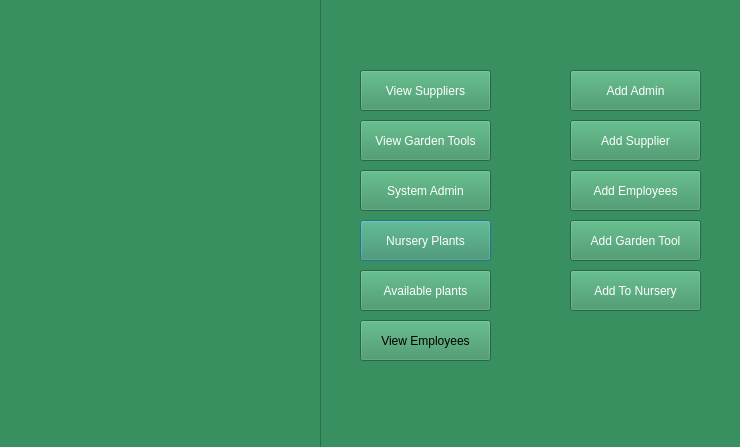
Rabsoninnora/RoseGardenPlantCareSystem, file adminpanel.ui: the form before one commit.
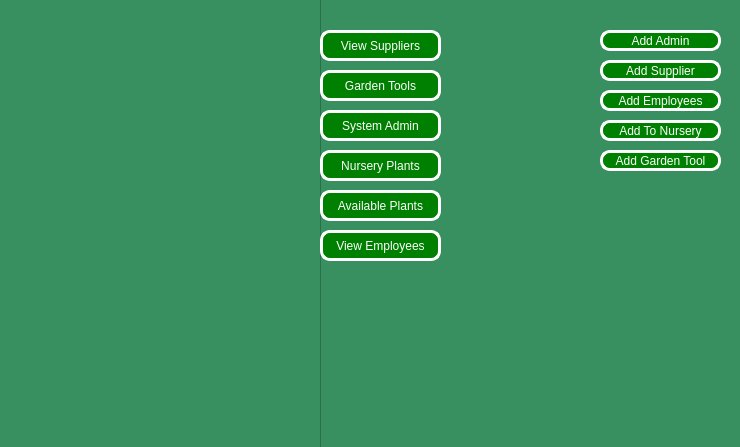
The form after the commit. Icons and pictures are not drawn.

The edit to the form file:
```diff
--- a/adminpanel.ui
+++ b/adminpanel.ui
@@ -19,14 +19,23 @@
   <widget class="QPushButton" name="btn_Nursery_Plants">
    <property name="geometry">
     <rect>
-     <x>360</x>
-     <y>220</y>
-     <width>131</width>
-     <height>41</height>
+     <x>320</x>
+     <y>150</y>
+     <width>121</width>
+     <height>31</height>
     </rect>
    </property>
    <property name="styleSheet">
-    <string notr="true">color: rgb(255, 255, 255);</string>
+    <string notr="true">QPushButton {
+  border:3px solid rgb(255, 255, 255);
+  border-radius: 10px;
+  padding: 0 10px;
+  background: green;
+ font: 500 10pt  &quot;Ubuntu&quot;;
+ color: rgb(255, 255, 255)
+
+}
+</string>
    </property>
    <property name="text">
     <string>Nursery Plants</string>
@@ -35,14 +44,23 @@
   <widget class="QPushButton" name="btn_Add_Admin">
    <property name="geometry">
     <rect>
-     <x>570</x>
-     <y>70</y>
-     <width>131</width>
-     <height>41</height>
+     <x>600</x>
+     <y>30</y>
+     <width>121</width>
+     <height>21</height>
     </rect>
    </property>
    <property name="styleSheet">
-    <string notr="true">color: rgb(255, 255, 255);</string>
+    <string notr="true">QPushButton {
+  border:3px solid rgb(255, 255, 255);
+  border-radius: 10px;
+  padding: 0 10px;
+  background: green;
+ font: 500 9pt  &quot;Ubuntu&quot;;
+ color: rgb(255, 255, 255)
+
+}
+</string>
    </property>
    <property name="text">
     <string>Add Admin</string>
@@ -51,14 +69,23 @@
   <widget class="QPushButton" name="btn_SystemAdmin">
    <property name="geometry">
     <rect>
-     <x>360</x>
-     <y>170</y>
-     <width>131</width>
-     <height>41</height>
+     <x>320</x>
+     <y>110</y>
+     <width>121</width>
+     <height>31</height>
     </rect>
    </property>
    <property name="styleSheet">
-    <string notr="true">color: rgb(255, 255, 255);</string>
+    <string notr="true">QPushButton {
+  border:3px solid rgb(255, 255, 255);
+  border-radius: 10px;
+  padding: 0 10px;
+  background: green;
+ font: 500 9pt  &quot;Ubuntu&quot;;
+ color: rgb(255, 255, 255)
+
+}
+</string>
    </property>
    <property name="text">
     <string>System Admin</string>
@@ -67,14 +94,23 @@
   <widget class="QPushButton" name="btn_Add_Supplier">
    <property name="geometry">
     <rect>
-     <x>570</x>
-     <y>120</y>
-     <width>131</width>
-     <height>41</height>
+     <x>600</x>
+     <y>60</y>
+     <width>121</width>
+     <height>21</height>
     </rect>
    </property>
    <property name="styleSheet">
-    <string notr="true">color: rgb(255, 255, 255);</string>
+    <string notr="true">QPushButton {
+  border:3px solid rgb(255, 255, 255);
+  border-radius: 10px;
+  padding: 0 10px;
+  background: green;
+ font: 500 9pt  &quot;Ubuntu&quot;;
+ color: rgb(255, 255, 255)
+
+}
+</string>
    </property>
    <property name="text">
     <string>Add Supplier</string>
@@ -83,30 +119,48 @@
   <widget class="QPushButton" name="ViewGardenTools">
    <property name="geometry">
     <rect>
-     <x>360</x>
-     <y>120</y>
-     <width>131</width>
-     <height>41</height>
+     <x>320</x>
+     <y>70</y>
+     <width>121</width>
+     <height>31</height>
     </rect>
    </property>
    <property name="styleSheet">
-    <string notr="true">color: rgb(255, 255, 255);</string>
+    <string notr="true">QPushButton {
+  border:3px solid rgb(255, 255, 255);
+  border-radius: 10px;
+  padding: 0 10px;
+  background: green;
+ font: 500 9pt  &quot;Ubuntu&quot;;
+ color: rgb(255, 255, 255)
+
+}
+</string>
    </property>
    <property name="text">
-    <string>View Garden Tools</string>
+    <string>Garden Tools</string>
    </property>
   </widget>
   <widget class="QPushButton" name="pushButton_6">
    <property name="geometry">
     <rect>
-     <x>570</x>
-     <y>270</y>
-     <width>131</width>
-     <height>41</height>
+     <x>600</x>
+     <y>120</y>
+     <width>121</width>
+     <height>21</height>
     </rect>
    </property>
    <property name="styleSheet">
-    <string notr="true">color: rgb(255, 255, 255);</string>
+    <string notr="true">QPushButton {
+  border:3px solid rgb(255, 255, 255);
+  border-radius: 10px;
+  padding: 0 10px;
+  background: green;
+ font: 500 9pt  &quot;Ubuntu&quot;;
+ color: rgb(255, 255, 255)
+
+}
+</string>
    </property>
    <property name="text">
     <string>Add To Nursery</string>
@@ -115,30 +169,48 @@
   <widget class="QPushButton" name="btn_Available_Plants">
    <property name="geometry">
     <rect>
-     <x>360</x>
-     <y>270</y>
-     <width>131</width>
-     <height>41</height>
+     <x>320</x>
+     <y>190</y>
+     <width>121</width>
+     <height>31</height>
     </rect>
    </property>
    <property name="styleSheet">
-    <string notr="true">color: rgb(255, 255, 255);</string>
+    <string notr="true">QPushButton {
+  border:3px solid rgb(255, 255, 255);
+  border-radius: 10px;
+  padding: 0 10px;
+  background: green;
+ font: 500 10pt  &quot;Ubuntu&quot;;
+ color: rgb(255, 255, 255)
+
+}
+</string>
    </property>
    <property name="text">
-    <string>Available plants</string>
+    <string>Available Plants</string>
    </property>
   </widget>
   <widget class="QPushButton" name="AddGardenTool">
    <property name="geometry">
     <rect>
-     <x>570</x>
-     <y>220</y>
-     <width>131</width>
-     <height>41</height>
+     <x>600</x>
+     <y>150</y>
+     <width>121</width>
+     <height>21</height>
     </rect>
    </property>
    <property name="styleSheet">
-    <string notr="true">color: rgb(255, 255, 255);</string>
+    <string notr="true">QPushButton {
+  border:3px solid rgb(255, 255, 255);
+  border-radius: 10px;
+  padding: 0 10px;
+  background: green;
+ font: 500 9pt  &quot;Ubuntu&quot;;
+ color: rgb(255, 255, 255)
+
+}
+</string>
    </property>
    <property name="text">
     <string>Add Garden Tool</string>
@@ -147,14 +219,23 @@
   <widget class="QPushButton" name="btn_Employees">
    <property name="geometry">
     <rect>
-     <x>570</x>
-     <y>170</y>
-     <width>131</width>
-     <height>41</height>
+     <x>600</x>
+     <y>90</y>
+     <width>121</width>
+     <height>21</height>
     </rect>
    </property>
    <property name="styleSheet">
-    <string notr="true">color: rgb(255, 255, 255);</string>
+    <string notr="true">QPushButton {
+  border:3px solid rgb(255, 255, 255);
+  border-radius: 10px;
+  padding: 0 10px;
+  background: green;
+ font: 500 9pt  &quot;Ubuntu&quot;;
+ color: rgb(255, 255, 255)
+
+}
+</string>
    </property>
    <property name="text">
     <string>Add Employees</string>
@@ -163,14 +244,23 @@
   <widget class="QPushButton" name="btn_View_Suppliers">
    <property name="geometry">
     <rect>
-     <x>360</x>
-     <y>70</y>
-     <width>131</width>
-     <height>41</height>
+     <x>320</x>
+     <y>30</y>
+     <width>121</width>
+     <height>31</height>
     </rect>
    </property>
    <property name="styleSheet">
-    <string notr="true">color: rgb(255, 255, 255);</string>
+    <string notr="true"> QPushButton {
+  border:3px solid rgb(255, 255, 255);
+  border-radius: 10px;
+  padding: 0 10px;
+  background: green;
+ font: 500 10pt  &quot;Ubuntu&quot;;
+ color: rgb(255, 255, 255)
+
+}
+</string>
    </property>
    <property name="text">
     <string>View Suppliers</string>
@@ -198,16 +288,40 @@
   <widget class="QPushButton" name="btn_employee_view">
    <property name="geometry">
     <rect>
-     <x>360</x>
-     <y>320</y>
-     <width>131</width>
-     <height>41</height>
+     <x>320</x>
+     <y>230</y>
+     <width>121</width>
+     <height>31</height>
     </rect>
    </property>
+   <property name="styleSheet">
+    <string notr="true">QPushButton {
+  border:3px solid rgb(255, 255, 255);
+  border-radius: 10px;
+  padding: 0 10px;
+  background: green;
+ font: 500 9pt  &quot;Ubuntu&quot;;
+ color: rgb(255, 255, 255)
+
+}
+</string>
+   </property>
    <property name="text">
     <string>View Employees</string>
    </property>
   </widget>
+  <zorder>frame</zorder>
+  <zorder>btn_Nursery_Plants</zorder>
+  <zorder>btn_Add_Admin</zorder>
+  <zorder>btn_SystemAdmin</zorder>
+  <zorder>btn_Add_Supplier</zorder>
+  <zorder>ViewGardenTools</zorder>
+  <zorder>pushButton_6</zorder>
+  <zorder>btn_Available_Plants</zorder>
+  <zorder>AddGardenTool</zorder>
+  <zorder>btn_Employees</zorder>
+  <zorder>btn_View_Suppliers</zorder>
+  <zorder>btn_employee_view</zorder>
  </widget>
  <resources/>
  <connections/>
```
